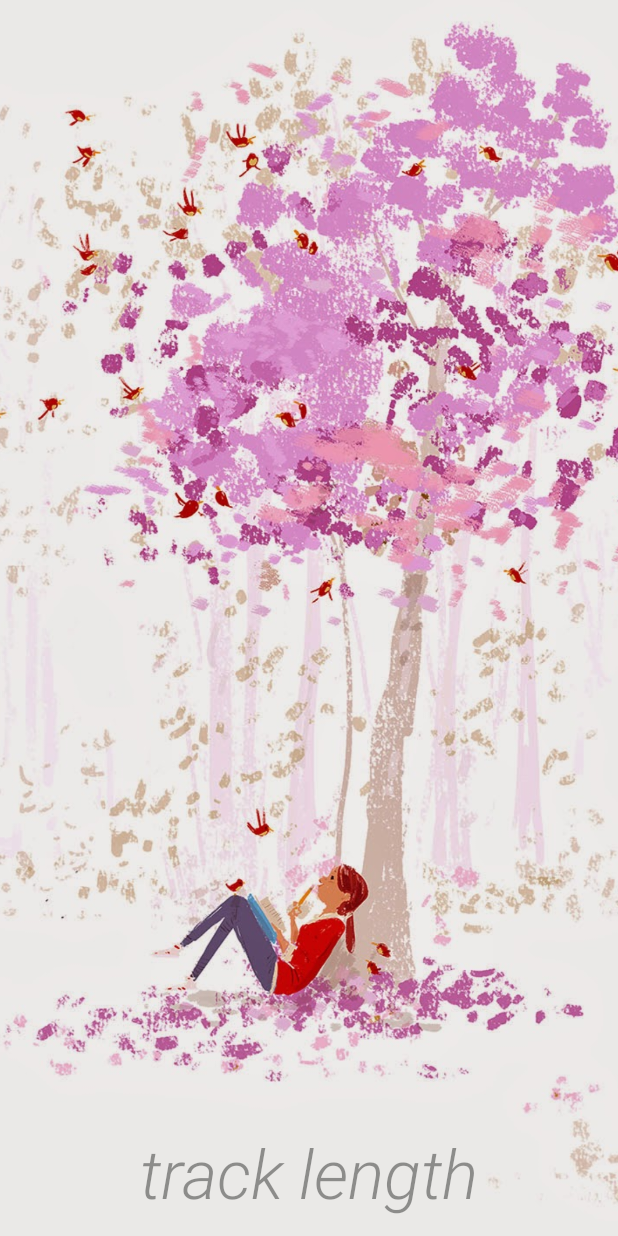
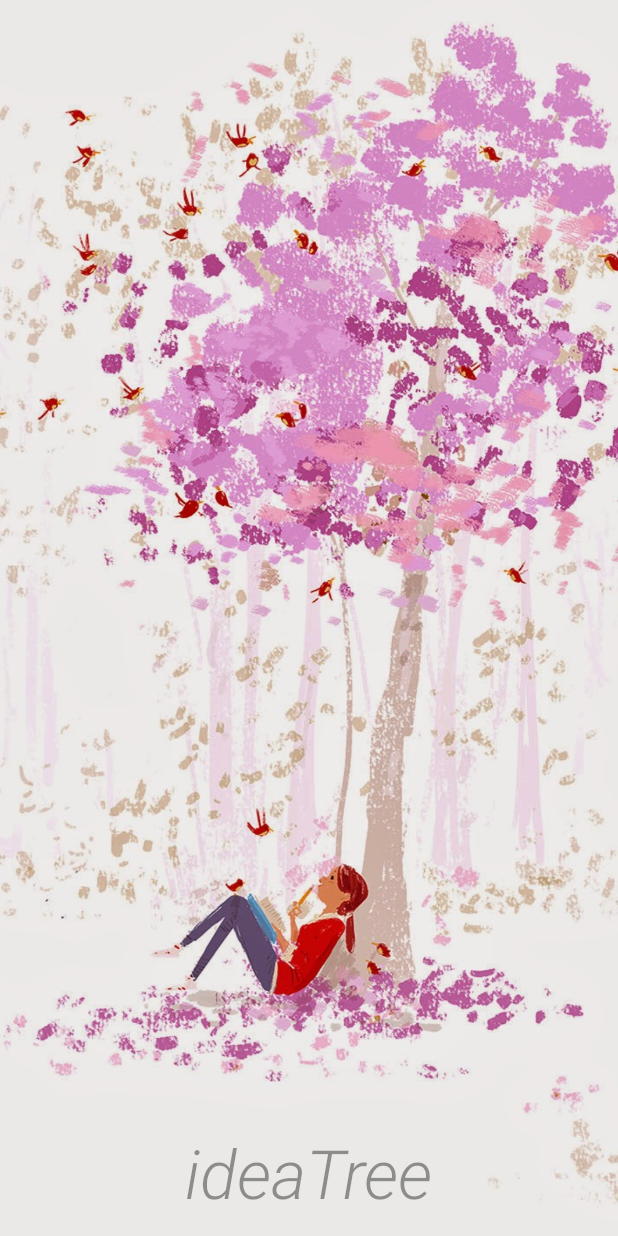
Before and after one commit to iAutoparkCars/SongListDemo, an Android app: the screen it shows after launch (WelcomeActivity), on a phone screen of 412 x 824 dp. Run offline under Robolectric (Android 15) with nearby library versions, the phone set to English and light mode, and no system bars.

Commit message:
added fade out animation + text animation

```diff
--- a/app/src/main/java/com/mobile/songlist/TypingTextView.java
+++ b/app/src/main/java/com/mobile/songlist/TypingTextView.java
@@ -4,5 +4,93 @@ package com.mobile.songlist;
  * Created by Steven on 8/6/2017.
  */
 
-public class TypingTextView {
+import android.content.Context;
+import android.os.Handler;
+import android.util.AttributeSet;
+import android.util.Log;
+
+import java.util.Random;
+
+
+public class TypingTextView extends android.support.v7.widget.AppCompatTextView {
+
+    private int seqIndex;
+    private CharSequence charSequence;
+    private long delay = 100;   //init to 100ms
+
+    public TypingTextView(Context context) {
+        super(context);
+    }
+
+    public TypingTextView(Context context, AttributeSet attrs) {
+        super(context, attrs);
+    }
+
+    private Handler handler = new Handler();
+    public Runnable runnable = new Runnable() {
+
+        @Override
+        public void run() {
+
+        setText(charSequence.subSequence(0, seqIndex++));
+
+            // delay after each character
+        if (seqIndex <= charSequence.length()) {
+            handler.postDelayed(runnable, delayRandomizer(delay));
+        }
+
+        }
+    };
+
+    /*
+     * Display text with type writer animation
+     * @param txt content will be displayed
+     */
+    public void displayTextWithAnimation(CharSequence txt) {
+        charSequence = txt;
+        seqIndex = 0;
+
+        setText("");
+
+        handler.removeCallbacks(runnable);
+
+            // delay before start typing
+        handler.postDelayed(runnable, delayRandomizer(delay));
+    }
+
+    /*
+     * Set the delay value with this method
+     * @param delay
+     */
+    public void setCharacterDelay(long delay) {
+        this.delay = delay;
+    }
+
+
+    /*
+    * Returns delay equal to or less than the
+    * delay specified by the user (randomized), to make the
+    * "typing" seem more realistic
+    *
+    * @param randDelay, the Delay specified by the user.
+    */
+    private long delayRandomizer(long randDelay){
+
+            // rand int between 0 and 10
+        int randInt = (int)(new Random().nextDouble()*10);
+
+            // with 8/11 chance, reduce delay
+        if (randInt <= 3){
+
+            //rand double between .6 and .9
+            double delay = (60+(new Random().nextDouble()*30))/100.0;
+
+            delay = randDelay*delay;
+            randDelay = (long) delay;
+            Log.d("Typing delay ","delay is " + randDelay);
+        }
+
+        return randDelay;
+    }
+
 }
--- a/app/src/main/java/com/mobile/songlist/WelcomeActivity.java
+++ b/app/src/main/java/com/mobile/songlist/WelcomeActivity.java
@@ -1,9 +1,9 @@
 package com.mobile.songlist;
 
 import android.annotation.SuppressLint;
+import android.content.Context;
 import android.content.Intent;
 import android.os.AsyncTask;
-import android.support.v7.app.ActionBar;
 import android.support.v7.app.AppCompatActivity;
 import android.os.Bundle;
 import android.os.Handler;
@@ -12,6 +12,9 @@ import android.view.MotionEvent;
 import android.view.View;
 import android.view.Window;
 import android.view.WindowManager;
+import android.view.animation.AccelerateInterpolator;
+import android.view.animation.AlphaAnimation;
+import android.view.animation.Animation;
 import android.widget.ImageView;
 
 import java.net.MalformedURLException;
@@ -25,6 +28,9 @@ public class WelcomeActivity extends AppCompatActivity {
 
     private AsyncTask getTracksJSON;
     private final String TAG = getClass().getName();
+    Handler mainHandler;
+    Context context;
+
 
     /**
      * Whether or not the system UI should be auto-hidden after
@@ -45,29 +51,8 @@ public class WelcomeActivity extends AppCompatActivity {
     private static final int UI_ANIMATION_DELAY = 300;
     private final Handler mHideHandler = new Handler();
     private ImageView welcomeImage;
+    TypingTextView typingText;
 
-    private final Runnable mHidePart2Runnable = new Runnable() {
-        @SuppressLint("InlinedApi")
-        @Override
-        public void run() {
-            // Delayed removal of status and navigation bar
-
-            welcomeImage = (ImageView) findViewById(R.id.fullscreen_image);
-
-            // Note that some of these constants are new as of API 16 (Jelly Bean)
-            // and API 19 (KitKat). It is safe to use them, as they are inlined
-            // at compile-time and do nothing on earlier devices.
-            welcomeImage.setSystemUiVisibility(View.SYSTEM_UI_FLAG_LOW_PROFILE
-                    | View.SYSTEM_UI_FLAG_FULLSCREEN
-                    | View.SYSTEM_UI_FLAG_LAYOUT_STABLE
-                    | View.SYSTEM_UI_FLAG_IMMERSIVE_STICKY
-                    | View.SYSTEM_UI_FLAG_LAYOUT_HIDE_NAVIGATION
-                    | View.SYSTEM_UI_FLAG_HIDE_NAVIGATION);
-
-            /*requestWindowFeature(Window.FEATURE_NO_TITLE);
-            getWindow().setFlags(WindowManager.LayoutParams.FLAG_FULLSCREEN,WindowManager.LayoutParams.FLAG_FULLSCREEN);*/
-        }
-    };
     private View mControlsView;
 
     private boolean mVisible;
@@ -77,11 +62,7 @@ public class WelcomeActivity extends AppCompatActivity {
             hide();
         }
     };
-    /**
-     * Touch listener to use for in-layout UI controls to delay hiding the
-     * system UI. This is to prevent the jarring behavior of controls going away
-     * while interacting with activity UI.
-     */
+
     private final View.OnTouchListener mDelayHideTouchListener = new View.OnTouchListener() {
         @Override
         public boolean onTouch(View view, MotionEvent motionEvent) {
@@ -96,33 +77,72 @@ public class WelcomeActivity extends AppCompatActivity {
     protected void onCreate(Bundle savedInstanceState) {
         super.onCreate(savedInstanceState);
 
-        // hide status bar
+            // hide status bar
         requestWindowFeature(Window.FEATURE_NO_TITLE);
         this.getWindow().setFlags(WindowManager.LayoutParams.FLAG_FULLSCREEN,WindowManager.LayoutParams.FLAG_FULLSCREEN);
 
+        context = this;
 
             // hide action bar
         if(getSupportActionBar()!=null)
             getSupportActionBar().hide();
 
+            // set the Views
+        setContentView(R.layout.activity_welcome);
+        typingText = (TypingTextView) findViewById(R.id.typing_text);
+        welcomeImage = (ImageView) findViewById(R.id.fullscreen_image);
+        welcomeImage.setSystemUiVisibility(View.SYSTEM_UI_FLAG_LOW_PROFILE
+                | View.SYSTEM_UI_FLAG_FULLSCREEN
+                | View.SYSTEM_UI_FLAG_LAYOUT_STABLE
+                | View.SYSTEM_UI_FLAG_IMMERSIVE_STICKY
+                | View.SYSTEM_UI_FLAG_LAYOUT_HIDE_NAVIGATION
+                | View.SYSTEM_UI_FLAG_HIDE_NAVIGATION);
+
+
+        /*  animation apparently only work on main UI thread, doesn't even work
+            on Async's onPostExecute, which is supposed to be in the UI thread
+        */
+
+        mainHandler = new Handler(context.getMainLooper());
+
+        Runnable fadeRunnable = new Runnable() {
+            @Override
+            public void run() {
+                welcomeImage.startAnimation(getFadeOutAnimation());
+            }
+        };
+
+        mainHandler.post(fadeRunnable);
+
             //start async task to get JSON data
         getTracksJSON = new AsyncTask<Void, Void, ArrayList<Track>>() {
+            Thread animate;
+
+
             @Override
             protected ArrayList<Track> doInBackground(Void... voids) {
 
-                Thread animate = new Thread(new Runnable() {
+                // the animate thread should wait for the Typing thread to finish
+                animate = new Thread(new Runnable() {
                     @Override
                     public void run() {
                         //run function to do animation here
 
+                        typingText.setText("");
+                        typingText.setCharacterDelay(470);
+                        typingText.displayTextWithAnimation("ideaTree");
+
                         try{
-                            Thread.sleep(5500);
-                        } catch (InterruptedException e){}
+                            Thread.sleep(4500);
+                        } catch (InterruptedException e){
+                            Log.d("Animation typing thread", " was interrupted");
+                        }
 
                         Log.d(TAG, "Subthread from AsyncTask started.");
                     }
                 });
                 animate.start();
+
 
                 DownloadJSON downloadJSON = new DownloadJSON();
                 try {
@@ -133,7 +153,9 @@ public class WelcomeActivity extends AppCompatActivity {
                 }
 
                 try {
+
                     animate.join();
+
                 } catch (InterruptedException e) {
                     e.printStackTrace();
                 }
@@ -145,8 +167,9 @@ public class WelcomeActivity extends AppCompatActivity {
             @Override
             protected void onPostExecute(ArrayList<Track> list) {
 
-                //pass list of tracks into next activity
+                    // pass list of tracks into next activity
                 DataPasser.getInstance().save("track-list", list);
+
 
                 Intent songlist = new Intent(WelcomeActivity.this, MainActivity.class);
                 WelcomeActivity.this.startActivity(songlist);
@@ -154,34 +177,8 @@ public class WelcomeActivity extends AppCompatActivity {
             }
         }.execute();
 
-
-
-        setContentView(R.layout.activity_welcome);
-
         mVisible = true;
-        mControlsView = findViewById(R.id.fullscreen_content_controls);
-
-
-
-        // Set up the user interaction to manually show or hide the system UI.
-        /*welcomeImage.setOnClickListener(new View.OnClickListener() {
-            @Override
-            public void onClick(View view) {
-
-
-
-                //toggle();
-            }
-        });*/
-
-        // Upon interacting with UI controls, delay any scheduled hide()
-        // operations to prevent the jarring behavior of controls going away
-        // while interacting with the UI.
-
-        //START A THREAD TO LOAD IMAGE AND DO ANIMATION
-
-        //HERE WAIT FOR ASYNC TO JOIN, AND ANIMATION THREAD TO JOIN.
-        //ONCE JOINED, GO TO NEXT INTENT
+        mControlsView = findViewById(R.id.text_animation);
 
     }
 
@@ -203,30 +200,11 @@ public class WelcomeActivity extends AppCompatActivity {
         }
     }
 
-    private void hide() {
-        // Hide UI first
-       /* ActionBar actionBar = getSupportActionBar();
-        if (actionBar != null) {
-            actionBar.hide();
-        }
-        mControlsView.setVisibility(View.GONE);
-        mVisible = false;
-
-        // Schedule a runnable to remove the status and navigation bar after a delay
-        mHideHandler.removeCallbacks(mShowPart2Runnable);
-        mHideHandler.postDelayed(mHidePart2Runnable, UI_ANIMATION_DELAY);*/
-    }
+    private void hide() {  }
 
     @SuppressLint("InlinedApi")
     private void show() {
-        // Show the system bar
-       /* welcomeImage.setSystemUiVisibility(View.SYSTEM_UI_FLAG_LAYOUT_FULLSCREEN
-                | View.SYSTEM_UI_FLAG_LAYOUT_HIDE_NAVIGATION);
-        mVisible = true;
 
-        // Schedule a runnable to display UI elements after a delay
-        mHideHandler.removeCallbacks(mHidePart2Runnable);
-        mHideHandler.postDelayed(mShowPart2Runnable, UI_ANIMATION_DELAY);*/
     }
 
     /**
@@ -237,4 +215,24 @@ public class WelcomeActivity extends AppCompatActivity {
         mHideHandler.removeCallbacks(mHideRunnable);
         mHideHandler.postDelayed(mHideRunnable, delayMillis);
     }
+
+    public Animation getFadeOutAnimation(){
+        Log.d("Fade Out", "Should be starting");
+        Animation fadeOut = new AlphaAnimation(1, (long)0.5);
+        fadeOut.setInterpolator(new AccelerateInterpolator());
+        fadeOut.setDuration(5000);
+
+        fadeOut.setAnimationListener(new Animation.AnimationListener()
+        {
+            public void onAnimationEnd(Animation animation)
+            {
+                welcomeImage.setVisibility(View.GONE);
+            }
+            public void onAnimationRepeat(Animation animation) {}
+            public void onAnimationStart(Animation animation) {}
+        });
+
+        return fadeOut;
+    }
+
 }
--- a/app/src/main/res/layout/activity_welcome.xml
+++ b/app/src/main/res/layout/activity_welcome.xml
@@ -26,13 +26,9 @@
 
     <!-- This FrameLayout insets its children based on system windows using
          android:fitsSystemWindows. -->
-    <FrameLayout
-        android:layout_width="match_parent"
-        android:layout_height="match_parent"
-        android:fitsSystemWindows="true">
 
     <RelativeLayout
-            android:id="@+id/fullscreen_content_controls"
+        android:id="@+id/text_animation"
         style="?metaButtonBarStyle"
         android:layout_width="match_parent"
         android:layout_height="wrap_content"
@@ -41,8 +37,8 @@
         tools:ignore="UselessParent">
 
 
-            <TextView
-                android:id="@+id/track_length"
+        <com.mobile.songlist.TypingTextView
+            android:id="@+id/typing_text"
             android:layout_width="wrap_content"
             android:layout_height="wrap_content"
             android:layout_centerHorizontal="true"
@@ -52,12 +48,11 @@
             android:textSize="45sp"
             android:textStyle="italic"
             android:paddingBottom="12dp"
-
+            android:background="#00000000"
             />
 
     </RelativeLayout>
 
 
-    </FrameLayout>
 
 </FrameLayout>
--- a/app/src/main/res/layout/fragment_detail.xml
+++ b/app/src/main/res/layout/fragment_detail.xml
@@ -93,7 +93,7 @@
         android:layout_marginTop="15dp">
 
         <LinearLayout
-            android:id="@+id/fullscreen_content_controls"
+            android:id="@+id/text_animation"
             style="?metaButtonBarStyle"
             android:layout_width="match_parent"
             android:layout_height="wrap_content"
```
Also changed, not shown: app/src/main/java/com/mobile/songlist/AbstractFragment.java (deleted, +0 -60 lines), app/src/main/java/com/mobile/songlist/MainActivity.java (+4 -10 lines), app/src/main/res/layout/fragment_details.xml (deleted, +0 -50 lines). Lines whose indentation alone changed are shown as unchanged.
